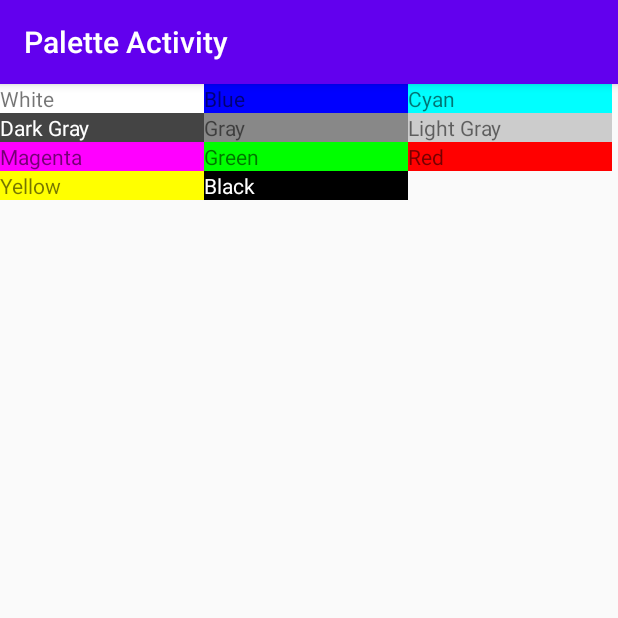
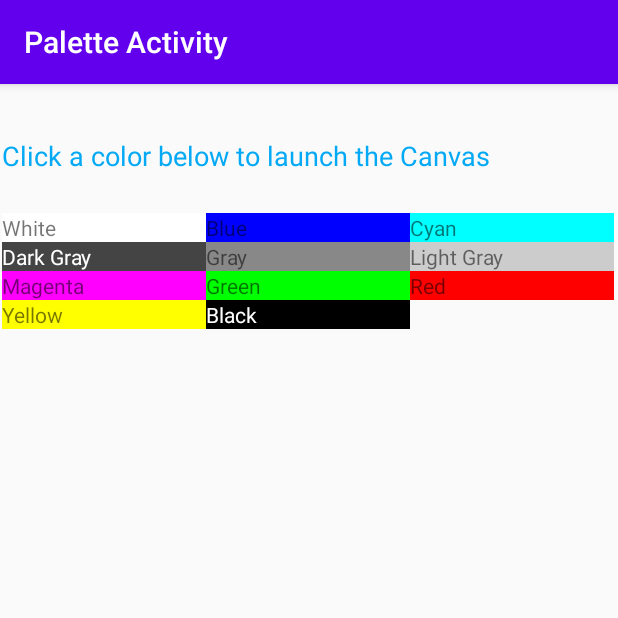
Before and after one commit to tug97195/PaletteActivity, an Android app: the screen it shows after launch (PaletteActivity), on a phone screen of 412 x 824 dp, the top half of it. Run offline under Robolectric (Android 15) with nearby library versions, the phone set to English and light mode, and no system bars.

Commit message:
added help textView to main page

```diff
--- a/app/src/main/res/layout/activity_main.xml
+++ b/app/src/main/res/layout/activity_main.xml
@@ -6,15 +6,42 @@
     android:layout_height="match_parent"
     tools:context=".PaletteActivity">
 
+    <TextView
+        android:id="@+id/textView2"
+        android:layout_width="409dp"
+        android:layout_height="47dp"
+        android:layout_marginStart="1dp"
+        android:layout_marginTop="35dp"
+        android:layout_marginEnd="1dp"
+        android:layout_marginBottom="1dp"
+        android:text="@string/instructions"
+        android:textColor="#03A9F4"
+        android:textSize="18sp"
+        app:layout_constraintBottom_toTopOf="@+id/gridview"
+        app:layout_constraintEnd_toEndOf="parent"
+        app:layout_constraintHorizontal_bias="0.0"
+        app:layout_constraintStart_toStartOf="parent"
+        app:layout_constraintTop_toTopOf="parent" />
+
     <GridView
 
         android:id="@+id/gridview"
         android:layout_width="409dp"
-        android:layout_height="729dp"
+        android:layout_height="680dp"
 
+        android:layout_marginStart="1dp"
+        android:layout_marginTop="1dp"
+        android:layout_marginEnd="1dp"
+        android:layout_marginBottom="2dp"
         android:numColumns="3"
-        tools:layout_editor_absoluteX="1dp"
-        tools:ignore="MissingConstraints" />
+        app:layout_constraintBottom_toBottomOf="parent"
+        app:layout_constraintEnd_toEndOf="parent"
+        app:layout_constraintHorizontal_bias="0.0"
+        app:layout_constraintStart_toStartOf="parent"
+        app:layout_constraintTop_toBottomOf="@+id/textView2"
+        tools:ignore="MissingConstraints">
+
+    </GridView>
 
 
 </androidx.constraintlayout.widget.ConstraintLayout>
--- a/app/src/main/res/values/strings.xml
+++ b/app/src/main/res/values/strings.xml
@@ -3,6 +3,7 @@
     <string name="msg_color">DEFAULT_TEXT</string>
     <string name="activity_1">Palette Activity</string>
     <string name="activity_2">Canvas Activity</string>
+    <string name="instructions">Click a color below to launch the Canvas</string>
 
     <string name="White">White</string>
     <string name="Black">Black</string>
```
Also changed, not shown: 2 other files.
